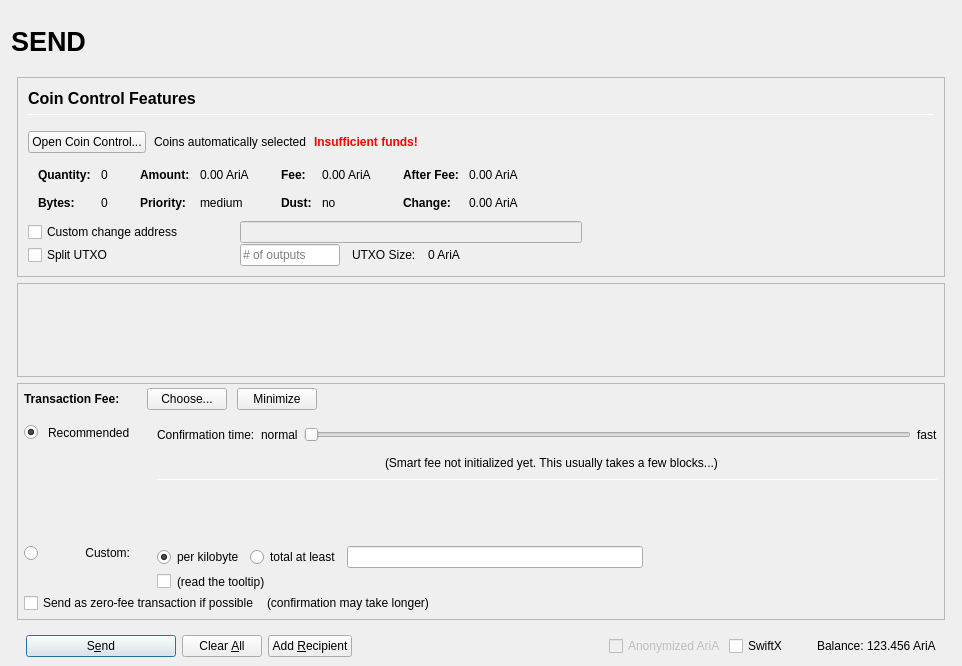
Before: the Qt Designer form src/qt/forms/sendcoinsdialog.ui in nuronetech/Main, drawn with Qt 5.
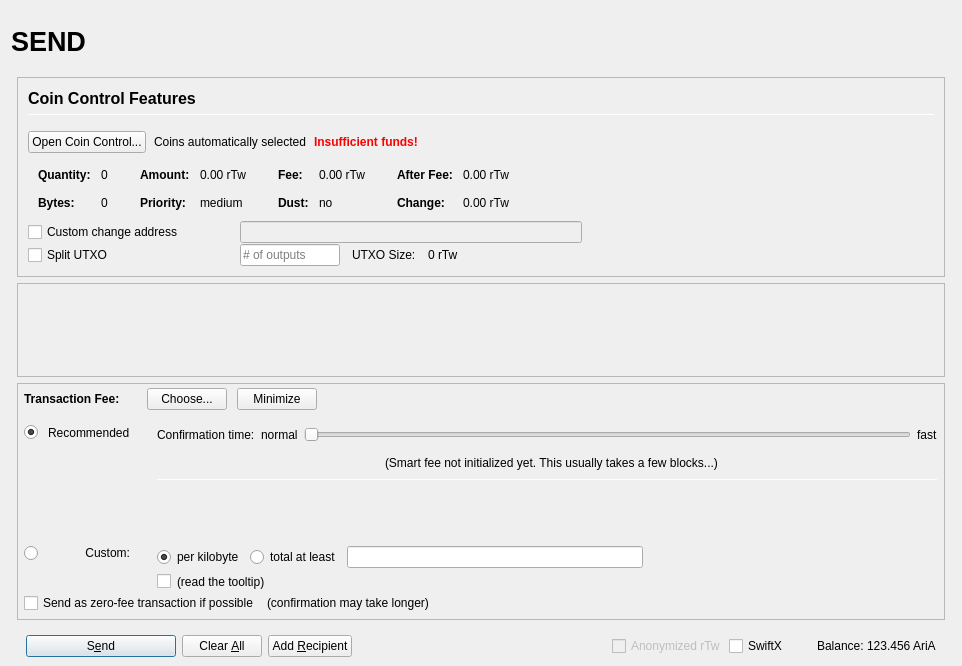
After: the same form once the commit is applied. Icons and pictures are not drawn. Custom widgets are drawn as their Qt base class.

The edit to the form file:
```diff
--- a/src/qt/forms/sendcoinsdialog.ui
+++ b/src/qt/forms/sendcoinsdialog.ui
@@ -499,7 +499,7 @@
                         <enum>Qt::ActionsContextMenu</enum>
                        </property>
                        <property name="text">
-                        <string notr="true">0.00 AriA</string>
+                        <string notr="true">0.00 rTw</string>
                        </property>
                        <property name="textInteractionFlags">
                         <set>Qt::LinksAccessibleByMouse|Qt::TextSelectableByKeyboard|Qt::TextSelectableByMouse</set>
@@ -579,7 +579,7 @@
                         <enum>Qt::ActionsContextMenu</enum>
                        </property>
                        <property name="text">
-                        <string notr="true">0.00 AriA</string>
+                        <string notr="true">0.00 rTw</string>
                        </property>
                        <property name="textInteractionFlags">
                         <set>Qt::LinksAccessibleByMouse|Qt::TextSelectableByKeyboard|Qt::TextSelectableByMouse</set>
@@ -659,7 +659,7 @@
                         <enum>Qt::ActionsContextMenu</enum>
                        </property>
                        <property name="text">
-                        <string notr="true">0.00 AriA</string>
+                        <string notr="true">0.00 rTw</string>
                        </property>
                        <property name="textInteractionFlags">
                         <set>Qt::LinksAccessibleByMouse|Qt::TextSelectableByKeyboard|Qt::TextSelectableByMouse</set>
@@ -688,7 +688,7 @@
                         <enum>Qt::ActionsContextMenu</enum>
                        </property>
                        <property name="text">
-                        <string notr="true">0.00 AriA</string>
+                        <string notr="true">0.00 rTw</string>
                        </property>
                        <property name="textInteractionFlags">
                         <set>Qt::LinksAccessibleByMouse|Qt::TextSelectableByKeyboard|Qt::TextSelectableByMouse</set>
@@ -855,7 +855,7 @@
                 <item>
                  <widget class="QLabel" name="labelBlockSize">
                   <property name="text">
-                   <string>0 AriA</string>
+                   <string>0 rTw</string>
                   </property>
                  </widget>
                 </item>
@@ -1692,7 +1692,7 @@
                 <bool>false</bool>
                </property>
                <property name="text">
-                <string>Anonymized AriA</string>
+                <string>Anonymized rTw</string>
                </property>
               </widget>
              </item>
```
Left out of the diff: 8 changed lines with no effect on the pictures.
